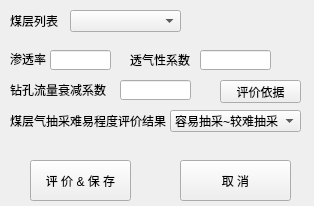
First picture: the form in python/cbm/uifiles/difficult_eval_dlg.ui, repository wyrover/cbm, before the edit.
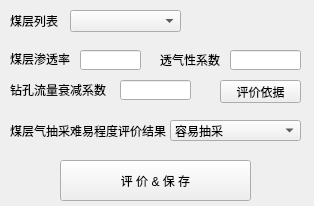
Second picture: the form after the edit. Icons and pictures are not drawn.

Commit message: 完成“抽采难易程度评价”

Patch:
```diff
--- a/python/cbm/uifiles/difficult_eval_dlg.ui
+++ b/python/cbm/uifiles/difficult_eval_dlg.ui
@@ -45,18 +45,18 @@
     <rect>
      <x>10</x>
      <y>50</y>
-     <width>41</width>
+     <width>71</width>
      <height>16</height>
     </rect>
    </property>
    <property name="text">
-    <string>&lt;html&gt;&lt;head/&gt;&lt;body&gt;&lt;p&gt;渗透率&lt;/p&gt;&lt;/body&gt;&lt;/html&gt;</string>
+    <string>&lt;html&gt;&lt;head/&gt;&lt;body&gt;&lt;p&gt;煤层渗透率&lt;/p&gt;&lt;/body&gt;&lt;/html&gt;</string>
    </property>
   </widget>
   <widget class="QLineEdit" name="gas_penetration">
    <property name="geometry">
     <rect>
-     <x>50</x>
+     <x>80</x>
      <y>50</y>
      <width>61</width>
      <height>20</height>
@@ -66,7 +66,7 @@
   <widget class="QLineEdit" name="permeability_lambda">
    <property name="geometry">
     <rect>
-     <x>200</x>
+     <x>230</x>
      <y>50</y>
      <width>71</width>
      <height>20</height>
@@ -76,7 +76,7 @@
   <widget class="QLabel" name="label_15">
    <property name="geometry">
     <rect>
-     <x>130</x>
+     <x>160</x>
      <y>50</y>
      <width>61</width>
      <height>20</height>
@@ -126,7 +126,7 @@
    <property name="geometry">
     <rect>
      <x>10</x>
-     <y>110</y>
+     <y>120</y>
      <width>161</width>
      <height>21</height>
     </rect>
@@ -139,11 +139,31 @@
    <property name="geometry">
     <rect>
      <x>170</x>
-     <y>110</y>
+     <y>120</y>
      <width>131</width>
-     <height>22</height>
+     <height>21</height>
     </rect>
    </property>
+   <item>
+    <property name="text">
+     <string>容易抽采</string>
+    </property>
+   </item>
+   <item>
+    <property name="text">
+     <string>可以抽采</string>
+    </property>
+   </item>
+   <item>
+    <property name="text">
+     <string>较难抽采</string>
+    </property>
+   </item>
+   <item>
+    <property name="text">
+     <string>容易抽采~可以抽采</string>
+    </property>
+   </item>
    <item>
     <property name="text">
      <string>容易抽采~较难抽采</string>
@@ -178,9 +198,9 @@
   <widget class="QPushButton" name="eval">
    <property name="geometry">
     <rect>
-     <x>30</x>
+     <x>60</x>
      <y>160</y>
-     <width>101</width>
+     <width>191</width>
      <height>41</height>
     </rect>
    </property>
@@ -188,19 +208,6 @@
     <string>评 价 &amp;&amp; 保 存</string>
    </property>
   </widget>
-  <widget class="QPushButton" name="cancel">
-   <property name="geometry">
-    <rect>
-     <x>180</x>
-     <y>160</y>
-     <width>111</width>
-     <height>41</height>
-    </rect>
-   </property>
-   <property name="text">
-    <string>取 消</string>
-   </property>
-  </widget>
  </widget>
  <resources>
   <include location="../usecad.qrc"/>
```
Left out of the diff: 24 changed lines with no effect on the pictures. The commit also changes 3 other files.
